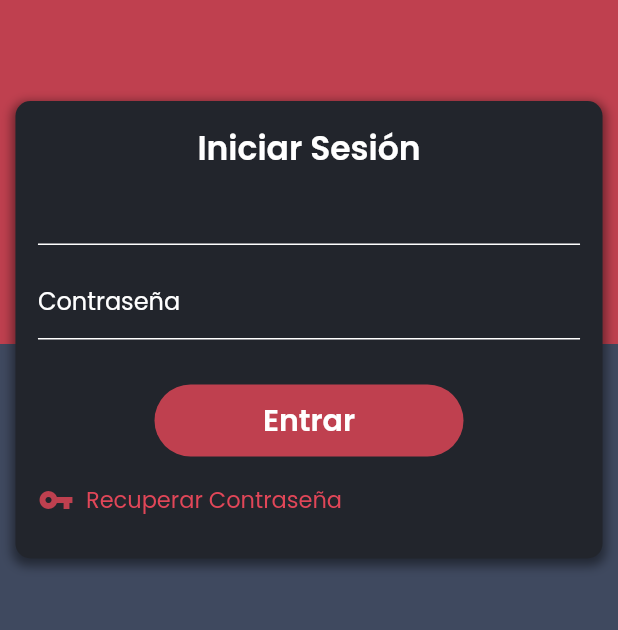
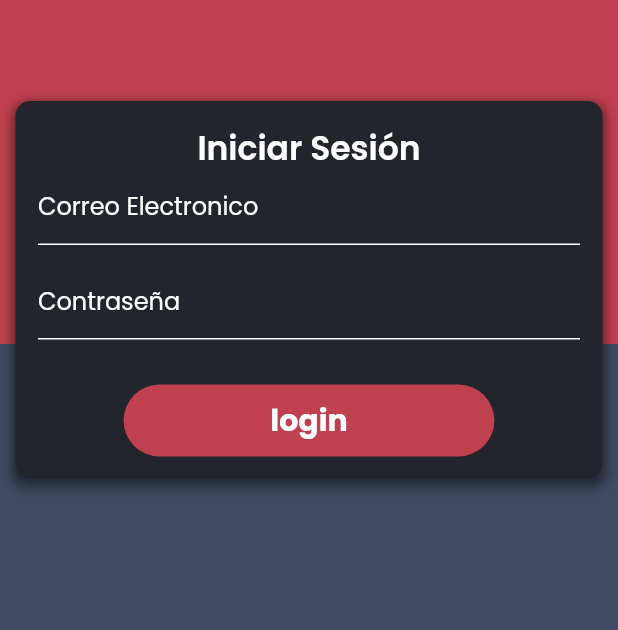
Before and after one commit to Hectorc70/ss_manager, a Flutter app: the screen it shows after launch, after a tap on "Iniciar Sesión", on a phone screen of 412 x 824 dp, the part 274-904 px from its top. Run offline on Flutter 3.47's test engine with Material 2 defaults, Android fonts, the phone set to English and light mode, and no system bars; our stand-ins replace firebase_auth, firebase_core, firebase_database; accounts and stored records are empty.

Commit message:
validacion de formulario de login

```diff
--- a/lib/main.dart
+++ b/lib/main.dart
@@ -36,7 +36,7 @@ class MyApp extends StatelessWidget {
             secondaryVariant: Color.fromRGBO(34, 37, 44, 1),
             surface: Color.fromRGBO(57, 62, 70, 1),
             background: Color.fromRGBO(57, 62, 70, 1),
-            error: Color.fromRGBO(57, 62, 70, 1),
+            error: Colors.white,
             onPrimary: Color.fromRGBO(57, 62, 70, 1),
             onSecondary: Color.fromRGBO(57, 62, 70, 1),
             onSurface: Color.fromRGBO(57, 62, 70, 1),
--- /dev/null
+++ b/lib/src/autenticacion/forms/login_form.dart
@@ -0,0 +1,64 @@
+import 'package:flutter/material.dart';
+import 'package:ss_manager/src/widgets/buttons_widget.dart';
+import 'package:ss_manager/src/widgets/fields_widgets.dart';
+
+class LoginForm extends StatefulWidget {
+  @override
+  LoginFormState createState() {
+    return LoginFormState();
+  }
+}
+
+class LoginFormState extends State<LoginForm> {
+  final GlobalKey<FormState> _formKey = GlobalKey<FormState>();
+  final controllerPass = TextEditingController();
+  final controllerEmail = TextEditingController();
+  @override
+  void dispose() {
+    controllerPass.dispose();
+    controllerEmail.dispose();
+    super.dispose();
+  }
+
+  @override
+  Widget build(BuildContext context) {
+    final width = MediaQuery.of(context).size.width;
+    return Form(
+        key: _formKey,
+        child: Column(children: [
+          Text(
+            'Iniciar Sesión',
+            style: TextStyle(
+                color: Colors.white,
+                fontWeight: FontWeight.w600,
+                fontSize: 22.0),
+          ),
+          FieldInputCustom(
+              controllerField: controllerEmail,
+              hintTextC: 'correo@gmail.com',
+              labelTextInput: 'Correo Electronico'),
+          SizedBox(
+            height: 15.0,
+          ),
+          FieldInputCustom(
+            controllerField: controllerPass,
+            hintTextC: '******',
+            labelTextInput: 'Contraseña',
+            textNotVisible: true,
+          ),
+          SizedBox(
+            height: 30.0,
+          ),
+          Container(
+              width: width * .60,
+              child: ButtonCustomSubmit(
+                  textName: 'login', functionAction: _validateForm)),
+        ]));
+  }
+
+  _validateForm(BuildContext) {
+    if (_formKey.currentState!.validate()) {
+      Navigator.pushReplacementNamed(context, 'DataDelivery');
+    }
+  }
+}
--- a/lib/src/autenticacion/pages/login_page.dart
+++ b/lib/src/autenticacion/pages/login_page.dart
@@ -1,5 +1,6 @@
 import 'package:flutter/material.dart';
 import 'package:provider/provider.dart';
+import 'package:ss_manager/src/autenticacion/forms/login_form.dart';
 import 'package:ss_manager/src/autenticacion/providers/autenticacion_provider.dart';
 import 'package:ss_manager/src/validations/autenticacion.dart';
 import 'package:ss_manager/src/widgets/fields_widgets.dart';
@@ -53,11 +54,8 @@ class LoginPage extends StatelessWidget {
     final login = Provider.of<UserProvider>(context);
 
     return SingleChildScrollView(
-      child: Column(
-        children: [
-          SafeArea(
-            child: Container(height: 250.0)
-            ),
+        child: Column(children: [
+      SafeArea(child: Container(height: 250.0)),
       Container(
           width: width * .95,
           padding: EdgeInsets.all(15.0),
@@ -72,80 +70,8 @@ class LoginPage extends StatelessWidget {
                   spreadRadius: 2.0,
                 )
               ]),
-            child: Column(
-              children: [
-                Text(
-                  'Iniciar Sesión',
-                  style: TextStyle(
-                      color: Colors.white,
-                      fontWeight: FontWeight.w600,
-                      fontSize: 22.0),
-                ),
-                FieldInputCustom(
-                  hintTextC: 'hintTextC',
-                  labelTextInput: ''
-                  ),
-                SizedBox(
-                  height: 15.0,
-                ),
-                FieldInputCustom(
-                  hintTextC: '******',
-                  labelTextInput: 'Contraseña'
-                  ),
-                SizedBox(
-                  height: 30.0,
-                ),
-                Material(
-                  color: colorPrimary,
-                  borderRadius: BorderRadius.circular(30.0),
-                  child: MaterialButton(
-                    padding: EdgeInsets.fromLTRB(0.0, 0.0, 0.0, 0.0),
-                    minWidth: width * .50,
-                    onPressed: () async {
-                      final resp = await login.loginUser();
-                      if (resp != 'user-not-found' &&
-                          resp != 'wrong-password') {
-                        Navigator.pushReplacementNamed(context, 'home');
-                      }
-                    },
-                    child: Text(
-                      "Entrar",
-                      textAlign: TextAlign.center,
-                      style: TextStyle(
-                          fontFamily: 'Poppins',
-                          fontSize: 20.0,
-                          fontWeight: FontWeight.w600,
-                          decoration: TextDecoration.none,
-                          color: Colors.white),
-                    ),
-                  ),
-                ),
-                SizedBox(
-                  height: 5.0,
-                ),
-                Container(
-                  width: double.infinity,
-                  child: Row(
-                    children: [
-                      Icon(
-                        Icons.vpn_key_sharp,
-                        color: colorPrimary,
-                      ),
-                      TextButton(
-                          onPressed: () {},
-                          child: Text(
-                            'Recuperar Contraseña',
-                            style: TextStyle(fontSize: 15.0),
-                          ))
-                    ],
-                  ),
-                )
-              ],
-            ),
-          ),
-        ],
-      ),
-    );
+          child: LoginForm())
+    ]));
   }
 
   Widget _background(BuildContext context) {
--- /dev/null
+++ b/lib/src/widgets/buttons_widget.dart
@@ -0,0 +1,36 @@
+import 'package:flutter/material.dart';
+
+class ButtonCustomSubmit extends StatelessWidget {
+  ButtonCustomSubmit({
+    @required this.textName,
+    @required this.functionAction,
+  });
+
+  final textName;
+  final functionAction;
+
+  @override
+  Widget build(BuildContext context) {
+    final colorPrimary = Theme.of(context).primaryColor;
+    return Material(
+        color: colorPrimary,
+        borderRadius: BorderRadius.circular(30.0),
+        child: MaterialButton(
+          padding: EdgeInsets.fromLTRB(0.0, 0.0, 0.0, 0.0),
+          minWidth: double.infinity * .85,
+          onPressed: () async {
+            functionAction(context);
+          },
+          child: Text(
+            textName,
+            textAlign: TextAlign.center,
+            style: TextStyle(
+                fontFamily: 'Poppins',
+                fontSize: 20.0,
+                fontWeight: FontWeight.w800,
+                decoration: TextDecoration.none,
+                color: Colors.white),
+          ),
+        ));
+  }
+}
--- a/lib/src/widgets/fields_widgets.dart
+++ b/lib/src/widgets/fields_widgets.dart
@@ -6,30 +6,40 @@ class FieldInputCustom extends StatelessWidget {
     this.typeInput = TextInputType.text,
     this.textNotVisible = false,
     @required this.labelTextInput,
+    @required this.controllerField,
   });
 
   final hintTextC;
   final typeInput;
   final labelTextInput;
   final textNotVisible;
-
+  final controllerField;
 
   @override
   Widget build(BuildContext context) {
+    final colorError = Theme.of(context).colorScheme.error;
     return TextFormField(
+      controller: this.controllerField,
       style: TextStyle(color: Colors.white),
       decoration: InputDecoration(
         contentPadding: EdgeInsets.only(bottom: 0.0),
-                    enabledBorder: UnderlineInputBorder(
-                        borderSide: BorderSide(color: Colors.white)),
+        enabledBorder:
+            UnderlineInputBorder(borderSide: BorderSide(color: Colors.white)),
         labelText: labelTextInput,
         labelStyle: TextStyle(color: Colors.white),
         hintText: hintTextC,
         hintStyle: TextStyle(color: Colors.grey[400]),
-
+        errorStyle: TextStyle(color: colorError),
       ),
       obscureText: textNotVisible,
       keyboardType: typeInput,
+      validator: (value) {
+        if (value == '' || value == null) {
+          return 'Ingrese datos en campo';
+        }
+
+        return null;
+      },
     );
   }
 }
```
Lines whose indentation alone changed are shown as unchanged.
